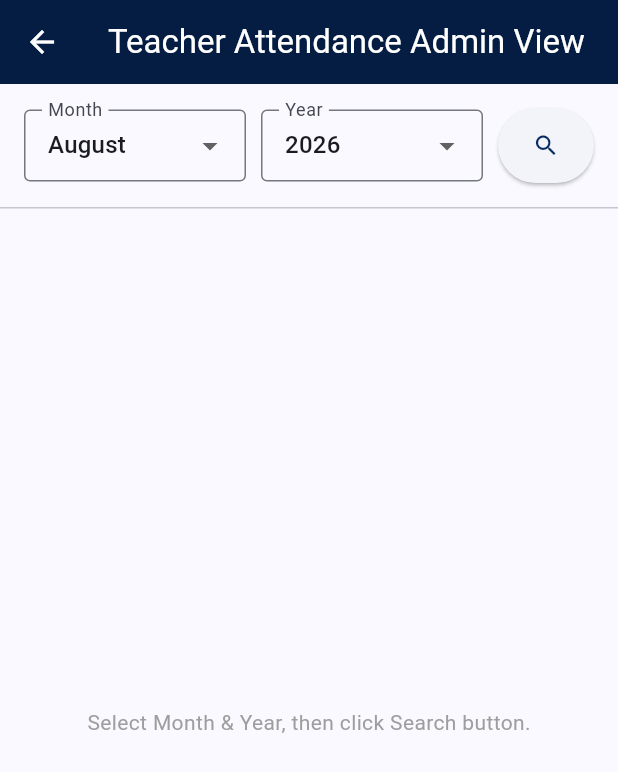
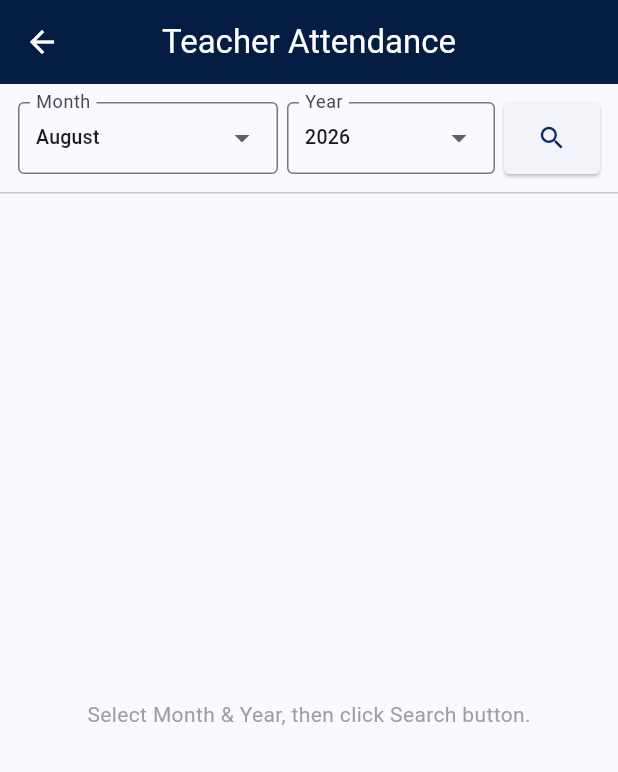
Before and after one commit to royalhanthawaddyism-ui/school-management-system, a Flutter app: the TeacherAttendanceAdminView screen opened directly, on a phone screen of 412 x 824 dp. Shown: the top 772 px of the screen. Run offline on Flutter 3.47's test engine with Material 3 defaults, Android fonts, the phone set to English and light mode, and no system bars; our stand-ins replace geolocator, image_picker, shared_preferences, supabase_flutter; missing offline and left inert: gal; accounts and stored records are empty.

Commit message:
bug fixed for admin view(teacher attendance)

```diff
--- a/lib/screens/teacher_attendance_admin_view.dart
+++ b/lib/screens/teacher_attendance_admin_view.dart
@@ -37,25 +37,28 @@ class _TeacherAttendanceAdminViewState
   Widget build(BuildContext context) {
     return Scaffold(
       appBar: AppBar(
-        title: const Text('Teacher Attendance Admin View'),
+        title: const Text('Teacher Attendance'),
         centerTitle: true,
       ),
       body: Column(
         children: [
-          // ----------------- Top Header Section (Month/Year Picker + Search) -----------------
           Padding(
-            padding: const EdgeInsets.all(16.0),
+            padding: const EdgeInsets.symmetric(
+              horizontal: 12.0,
+              vertical: 12.0,
+            ),
             child: Row(
               children: [
-                // Month Dropdown
                 Expanded(
+                  flex: 5,
                   child: DropdownButtonFormField<int>(
+                    isExpanded: true,
                     initialValue: _controller.selectedMonth,
                     decoration: const InputDecoration(
                       labelText: 'Month',
                       border: OutlineInputBorder(),
                       contentPadding: EdgeInsets.symmetric(
-                        horizontal: 12,
+                        horizontal: 8,
                         vertical: 12,
                       ),
                     ),
@@ -65,6 +68,8 @@ class _TeacherAttendanceAdminViewState
                         value: monthNum,
                         child: Text(
                           DateFormat('MMMM').format(DateTime(0, monthNum)),
+                          style: const TextStyle(fontSize: 13),
+                          overflow: TextOverflow.ellipsis,
                         ),
                       );
                     }),
@@ -73,17 +78,19 @@ class _TeacherAttendanceAdminViewState
                     },
                   ),
                 ),
-                const SizedBox(width: 10),
+                const SizedBox(width: 6),
 
                 // Year Dropdown
                 Expanded(
+                  flex: 4,
                   child: DropdownButtonFormField<int>(
+                    isExpanded: true,
                     initialValue: _controller.selectedYear,
                     decoration: const InputDecoration(
                       labelText: 'Year',
                       border: OutlineInputBorder(),
                       contentPadding: EdgeInsets.symmetric(
-                        horizontal: 12,
+                        horizontal: 8,
                         vertical: 12,
                       ),
                     ),
@@ -91,7 +98,11 @@ class _TeacherAttendanceAdminViewState
                       int yearNum = DateTime.now().year - 2 + index;
                       return DropdownMenuItem(
                         value: yearNum,
-                        child: Text(yearNum.toString()),
+                        child: Text(
+                          yearNum.toString(),
+                          style: const TextStyle(fontSize: 13),
+                          overflow: TextOverflow.ellipsis,
+                        ),
                       );
                     }),
                     onChanged: (val) {
@@ -99,24 +110,28 @@ class _TeacherAttendanceAdminViewState
                     },
                   ),
                 ),
-                const SizedBox(width: 10),
+                const SizedBox(width: 6),
 
                 // Search Button
-                ElevatedButton(
+                SizedBox(
+                  height: 48,
+                  child: ElevatedButton(
                     style: ElevatedButton.styleFrom(
-                    padding: const EdgeInsets.symmetric(
-                      vertical: 16,
-                      horizontal: 16,
+                      padding: const EdgeInsets.symmetric(horizontal: 12),
+                      shape: RoundedRectangleBorder(
+                        borderRadius: BorderRadius.circular(4),
                       ),
                     ),
                     onPressed: () async {
                       await _controller.fetchMonthlyAttendance();
                       if (!mounted || _controller.errorMessage == null) return;
+                      // ignore: use_build_context_synchronously
                       ScaffoldMessenger.of(context).showSnackBar(
                         SnackBar(content: Text(_controller.errorMessage!)),
                       );
                     },
-                  child: const Icon(Icons.search),
+                    child: const Icon(Icons.search, size: 20),
+                  ),
                 ),
               ],
             ),
--- a/lib/services/teacher_attendance_service.dart
+++ b/lib/services/teacher_attendance_service.dart
@@ -25,7 +25,7 @@ class TeacherAttendanceService {
         .select('*, profiles:teacher_profile_id(email)')
         .gte('attendance_date', startDate)
         .lte('attendance_date', endDate)
-        .order('attendance_date', ascending: true);
+        .order('attendance_date', ascending: false);
 
     return (response as List)
         .map((data) => TeacherAttendanceModel.fromJson(data))
```
Also changed, not shown: lib/controllers/teacher_attendance_controller.dart (+15 -2 lines), lib/models/teacher_attendance.dart (+7 -2 lines). Lines whose indentation alone changed are shown as unchanged.
